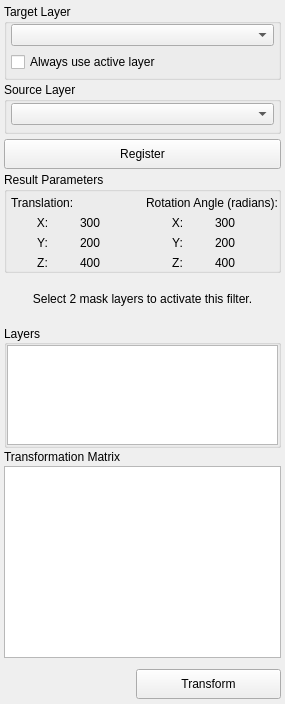
This is src/Interface/ToolInterface/PointSetFilterInterface.ui in SCIInstitute/Seg3D as Qt 5 draws it before an edit. The edited form follows.
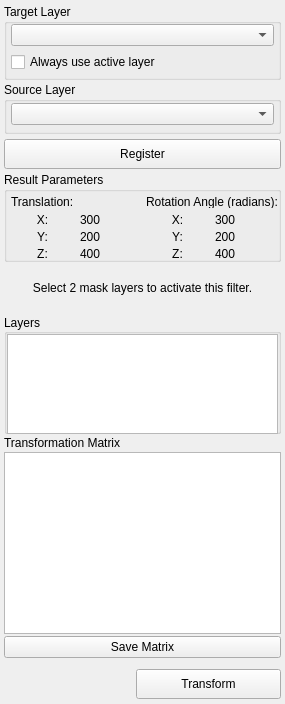
This is the edited form. Custom widgets are drawn as their Qt base class.

Commit message: Save Matrix Button

The edit to the form file:
```diff
--- a/src/Interface/ToolInterface/PointSetFilterInterface.ui
+++ b/src/Interface/ToolInterface/PointSetFilterInterface.ui
@@ -598,6 +598,13 @@
      </property>
     </widget>
    </item>
+   <item>
+    <widget class="QPushButton" name="save_matrix_button">
+     <property name="text">
+      <string>Save Matrix</string>
+     </property>
+    </widget>
+   </item>
    <item>
     <widget class="QWidget" name="replaceRunWidget_2" native="true">
      <property name="minimumSize">
```
